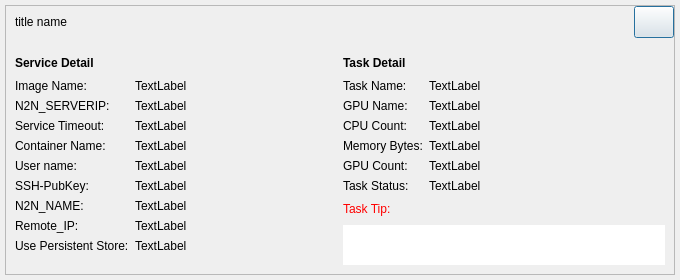
MassGrid/MassGrid, file src/qt/forms/servicedetail.ui: the form before one commit.
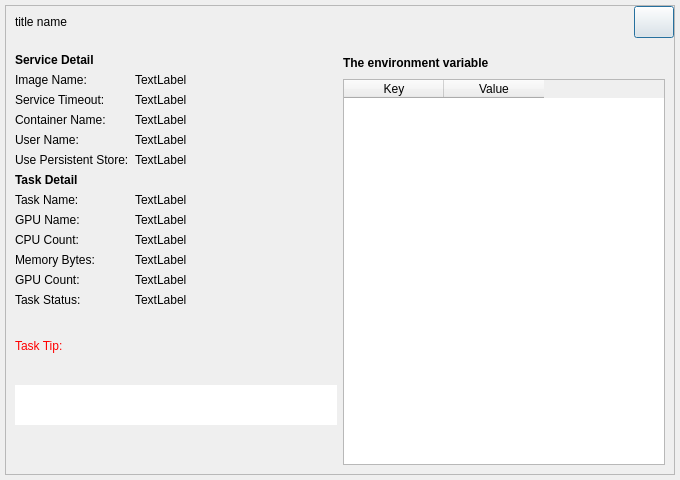
The form after the commit.

```diff
--- a/src/qt/forms/servicedetail.ui
+++ b/src/qt/forms/servicedetail.ui
@@ -7,7 +7,7 @@
     <x>0</x>
     <y>0</y>
     <width>680</width>
-    <height>280</height>
+    <height>480</height>
    </rect>
   </property>
   <property name="windowTitle">
@@ -145,14 +145,8 @@
               <item>
                <layout class="QVBoxLayout" name="verticalLayout_2">
                 <item>
-                 <layout class="QHBoxLayout" name="horizontalLayout_6">
-                  <property name="leftMargin">
-                   <number>0</number>
-                  </property>
-                  <property name="topMargin">
-                   <number>0</number>
-                  </property>
-                  <item>
+                 <layout class="QFormLayout" name="formLayout">
+                  <item row="0" column="0">
                    <widget class="QLabel" name="label_2">
                     <property name="font">
                      <font>
@@ -165,24 +159,7 @@
                     </property>
                    </widget>
                   </item>
-                  <item>
-                   <spacer name="horizontalSpacer_2">
-                    <property name="orientation">
-                     <enum>Qt::Horizontal</enum>
-                    </property>
-                    <property name="sizeHint" stdset="0">
-                     <size>
-                      <width>40</width>
-                      <height>20</height>
-                     </size>
-                    </property>
-                   </spacer>
-                  </item>
-                 </layout>
-                </item>
-                <item>
-                 <layout class="QFormLayout" name="formLayout">
-                  <item row="0" column="0">
+                  <item row="1" column="0">
                    <widget class="QLabel" name="label_6">
                     <property name="sizePolicy">
                      <sizepolicy hsizetype="Minimum" vsizetype="Preferred">
@@ -195,7 +172,7 @@
                     </property>
                    </widget>
                   </item>
-                  <item row="0" column="1">
+                  <item row="1" column="1">
                    <widget class="QLabel" name="label_image">
                     <property name="sizePolicy">
                      <sizepolicy hsizetype="MinimumExpanding" vsizetype="Preferred">
@@ -211,29 +188,6 @@
                     </property>
                    </widget>
                   </item>
-                  <item row="1" column="0">
-                   <widget class="QLabel" name="label_9">
-                    <property name="text">
-                     <string>N2N_SERVERIP:</string>
-                    </property>
-                   </widget>
-                  </item>
-                  <item row="1" column="1">
-                   <widget class="QLabel" name="label_n2n_serverip">
-                    <property name="sizePolicy">
-                     <sizepolicy hsizetype="MinimumExpanding" vsizetype="Preferred">
-                      <horstretch>0</horstretch>
-                      <verstretch>0</verstretch>
-                     </sizepolicy>
-                    </property>
-                    <property name="text">
-                     <string>TextLabel</string>
-                    </property>
-                    <property name="textInteractionFlags">
-                     <set>Qt::LinksAccessibleByMouse|Qt::TextSelectableByMouse</set>
-                    </property>
-                   </widget>
-                  </item>
                   <item row="2" column="0">
                    <widget class="QLabel" name="label_18">
                     <property name="text">
@@ -275,48 +229,14 @@
                    </widget>
                   </item>
                   <item row="4" column="0">
-                   <widget class="QLabel" name="label_8">
-                    <property name="text">
-                     <string>User name:</string>
-                    </property>
-                   </widget>
-                  </item>
-                  <item row="4" column="1">
-                   <widget class="QLabel" name="label_user">
-                    <property name="text">
-                     <string>TextLabel</string>
-                    </property>
-                    <property name="textInteractionFlags">
-                     <set>Qt::LinksAccessibleByMouse|Qt::TextSelectableByMouse</set>
-                    </property>
-                   </widget>
-                  </item>
-                  <item row="5" column="0">
-                   <widget class="QLabel" name="label_7">
-                    <property name="text">
-                     <string>SSH-PubKey:</string>
-                    </property>
-                   </widget>
-                  </item>
-                  <item row="5" column="1">
-                   <widget class="QLabel" name="label_ssh_pubkey">
-                    <property name="text">
-                     <string>TextLabel</string>
-                    </property>
-                    <property name="textInteractionFlags">
-                     <set>Qt::LinksAccessibleByMouse|Qt::TextSelectableByMouse</set>
-                    </property>
-                   </widget>
-                  </item>
-                  <item row="6" column="0">
                    <widget class="QLabel" name="label_5">
                     <property name="text">
-                     <string>N2N_NAME:</string>
+                     <string>User Name:</string>
                     </property>
                    </widget>
                   </item>
-                  <item row="6" column="1">
-                   <widget class="QLabel" name="label_n2n_name">
+                  <item row="4" column="1">
+                   <widget class="QLabel" name="label_user">
                     <property name="text">
                      <string>TextLabel</string>
                     </property>
@@ -325,65 +245,21 @@
                     </property>
                    </widget>
                   </item>
-                  <item row="7" column="0">
-                   <widget class="QLabel" name="label_14">
-                    <property name="text">
-                     <string>Remote_IP:</string>
-                    </property>
-                   </widget>
-                  </item>
-                  <item row="7" column="1">
-                   <widget class="QLabel" name="label_n2n_localip">
-                    <property name="maximumSize">
-                     <size>
-                      <width>150</width>
-                      <height>16777215</height>
-                     </size>
-                    </property>
-                    <property name="text">
-                     <string>TextLabel</string>
-                    </property>
-                    <property name="textInteractionFlags">
-                     <set>Qt::LinksAccessibleByMouse|Qt::TextSelectableByMouse</set>
-                    </property>
-                   </widget>
-                  </item>
-                  <item row="9" column="0">
-                   <spacer name="verticalSpacer">
-                    <property name="orientation">
-                     <enum>Qt::Vertical</enum>
-                    </property>
-                    <property name="sizeHint" stdset="0">
-                     <size>
-                      <width>20</width>
-                      <height>40</height>
-                     </size>
-                    </property>
-                   </spacer>
-                  </item>
-                  <item row="8" column="0">
+                  <item row="5" column="0">
                    <widget class="QLabel" name="label">
                     <property name="text">
                      <string>Use Persistent Store:</string>
                     </property>
                    </widget>
                   </item>
-                  <item row="8" column="1">
+                  <item row="5" column="1">
                    <widget class="QLabel" name="label_PersistentStore">
                     <property name="text">
                      <string>TextLabel</string>
                     </property>
                    </widget>
                   </item>
-                 </layout>
-                </item>
-               </layout>
-              </item>
-              <item>
-               <layout class="QVBoxLayout" name="verticalLayout_4">
-                <item>
-                 <layout class="QHBoxLayout" name="horizontalLayout_2">
-                  <item>
+                  <item row="6" column="0">
                    <widget class="QLabel" name="label_112">
                     <property name="minimumSize">
                      <size>
@@ -408,31 +284,14 @@
                     </property>
                    </widget>
                   </item>
-                  <item>
-                   <spacer name="horizontalSpacer_4">
-                    <property name="orientation">
-                     <enum>Qt::Horizontal</enum>
-                    </property>
-                    <property name="sizeHint" stdset="0">
-                     <size>
-                      <width>40</width>
-                      <height>20</height>
-                     </size>
-                    </property>
-                   </spacer>
-                  </item>
-                 </layout>
-                </item>
-                <item>
-                 <layout class="QFormLayout" name="formLayout_3">
-                  <item row="0" column="0">
+                  <item row="7" column="0">
                    <widget class="QLabel" name="label_10">
                     <property name="text">
                      <string>Task Name:</string>
                     </property>
                    </widget>
                   </item>
-                  <item row="0" column="1">
+                  <item row="7" column="1">
                    <widget class="QLabel" name="label_taskName">
                     <property name="sizePolicy">
                      <sizepolicy hsizetype="Expanding" vsizetype="Preferred">
@@ -448,14 +307,14 @@
                     </property>
                    </widget>
                   </item>
-                  <item row="1" column="0">
+                  <item row="8" column="0">
                    <widget class="QLabel" name="label_13">
                     <property name="text">
                      <string>GPU Name:</string>
                     </property>
                    </widget>
                   </item>
-                  <item row="1" column="1">
+                  <item row="8" column="1">
                    <widget class="QLabel" name="label_GPUName">
                     <property name="sizePolicy">
                      <sizepolicy hsizetype="Expanding" vsizetype="Preferred">
@@ -471,14 +330,14 @@
                     </property>
                    </widget>
                   </item>
-                  <item row="2" column="0">
+                  <item row="9" column="0">
                    <widget class="QLabel" name="label_11">
                     <property name="text">
                      <string>CPU Count:</string>
                     </property>
                    </widget>
                   </item>
-                  <item row="2" column="1">
+                  <item row="9" column="1">
                    <widget class="QLabel" name="label_cpuCount">
                     <property name="text">
                      <string>TextLabel</string>
@@ -488,14 +347,14 @@
                     </property>
                    </widget>
                   </item>
-                  <item row="3" column="0">
+                  <item row="10" column="0">
                    <widget class="QLabel" name="label_12">
                     <property name="text">
                      <string>Memory Bytes:</string>
                     </property>
                    </widget>
                   </item>
-                  <item row="3" column="1">
+                  <item row="10" column="1">
                    <widget class="QLabel" name="label_memoryBytes">
                     <property name="text">
                      <string>TextLabel</string>
@@ -505,14 +364,14 @@
                     </property>
                    </widget>
                   </item>
-                  <item row="4" column="0">
+                  <item row="11" column="0">
                    <widget class="QLabel" name="label_15">
                     <property name="text">
                      <string>GPU Count:</string>
                     </property>
                    </widget>
                   </item>
-                  <item row="4" column="1">
+                  <item row="11" column="1">
                    <widget class="QLabel" name="label_GPUCount">
                     <property name="text">
                      <string>TextLabel</string>
@@ -522,14 +381,14 @@
                     </property>
                    </widget>
                   </item>
-                  <item row="5" column="0">
+                  <item row="12" column="0">
                    <widget class="QLabel" name="label_16">
                     <property name="text">
                      <string>Task Status:</string>
                     </property>
                    </widget>
                   </item>
-                  <item row="5" column="1">
+                  <item row="12" column="1">
                    <widget class="QLabel" name="label_taskStatus">
                     <property name="text">
                      <string>TextLabel</string>
@@ -608,6 +467,54 @@
                 </item>
                </layout>
               </item>
+              <item>
+               <layout class="QVBoxLayout" name="verticalLayout_4">
+                <item>
+                 <layout class="QHBoxLayout" name="horizontalLayout_2">
+                  <item>
+                   <widget class="QLabel" name="label_3">
+                    <property name="font">
+                     <font>
+                      <weight>75</weight>
+                      <bold>true</bold>
+                     </font>
+                    </property>
+                    <property name="text">
+                     <string>The environment variable</string>
+                    </property>
+                   </widget>
+                  </item>
+                  <item>
+                   <spacer name="horizontalSpacer_2">
+                    <property name="orientation">
+                     <enum>Qt::Horizontal</enum>
+                    </property>
+                    <property name="sizeHint" stdset="0">
+                     <size>
+                      <width>40</width>
+                      <height>20</height>
+                     </size>
+                    </property>
+                   </spacer>
+                  </item>
+                 </layout>
+                </item>
+                <item>
+                 <widget class="QTableWidget" name="tableWidget">
+                  <column>
+                   <property name="text">
+                    <string>Key</string>
+                   </property>
+                  </column>
+                  <column>
+                   <property name="text">
+                    <string>Value</string>
+                   </property>
+                  </column>
+                 </widget>
+                </item>
+               </layout>
+              </item>
              </layout>
             </widget>
            </item>
```
Left out of the diff: 3 changed lines with no effect on the pictures.
